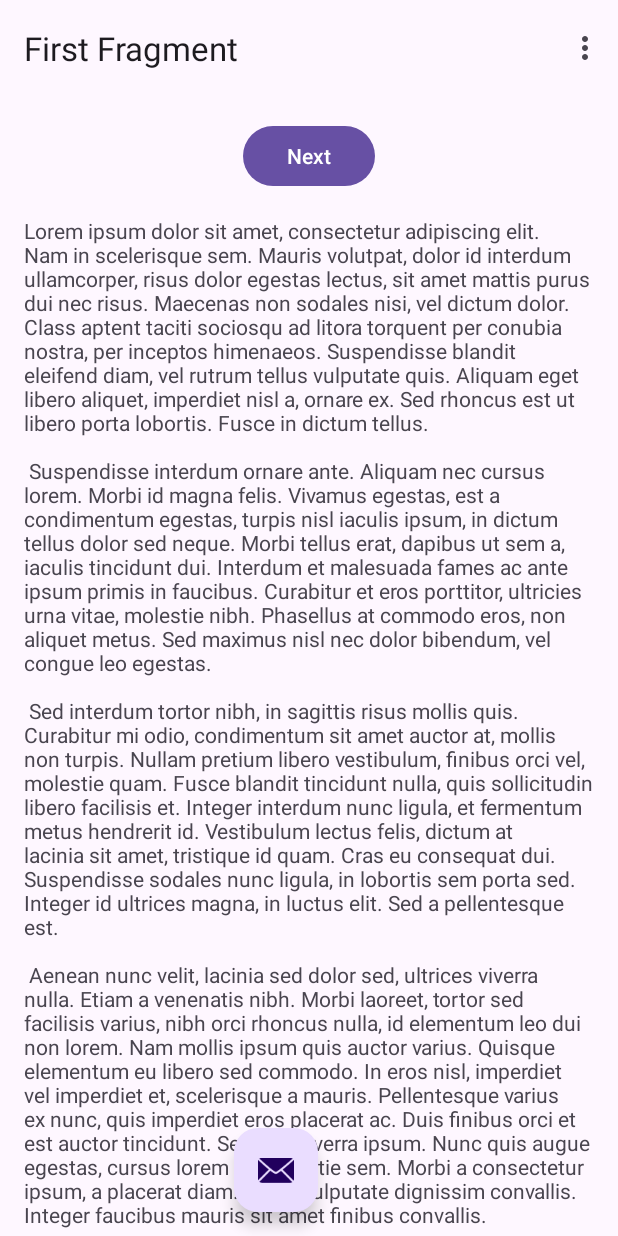
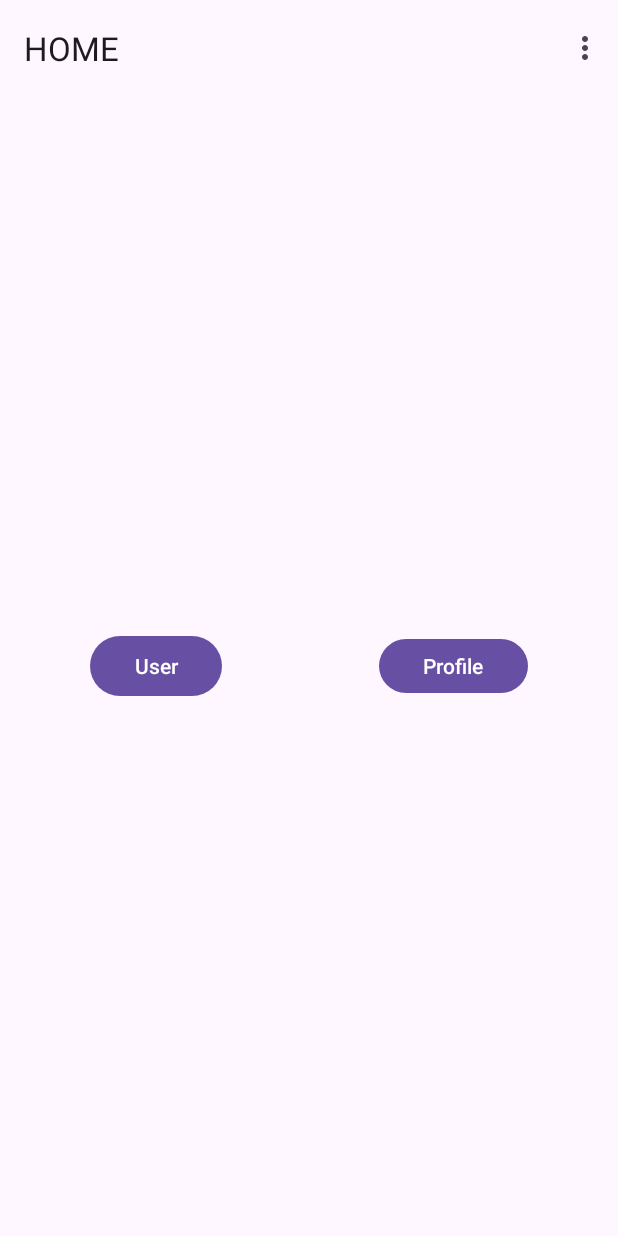
Before and after one commit to juanlugg/FitnessManager, an Android app: the screen it shows after launch (MainActivity), on a phone screen of 412 x 824 dp. Run offline under Robolectric (Android 15) with nearby library versions, the phone set to English and light mode, and no system bars; our stand-ins replace navigation-ui.

Commit message:
Database User SUCCESS :D

```diff
--- a/app/src/main/java/com/juanlugg8/fitnessmanager/MainActivity.kt
+++ b/app/src/main/java/com/juanlugg8/fitnessmanager/MainActivity.kt
@@ -28,10 +28,10 @@ class MainActivity : AppCompatActivity() {
         appBarConfiguration = AppBarConfiguration(navController.graph)
         setupActionBarWithNavController(navController, appBarConfiguration)
 
-        binding.fab.setOnClickListener { view ->
+        /*binding.fab.setOnClickListener { view ->
             Snackbar.make(view, "Replace with your own action", Snackbar.LENGTH_LONG)
                 .setAction("Action", null).show()
-        }
+        }*/
     }
 
     override fun onCreateOptionsMenu(menu: Menu): Boolean {
--- a/app/src/main/java/com/juanlugg8/fitnessmanager/ui/FirstFragment.kt
+++ b/app/src/main/java/com/juanlugg8/fitnessmanager/MainFragment.kt
@@ -1,4 +1,4 @@
-package com.juanlugg8.fitnessmanager.ui
+package com.juanlugg8.fitnessmanager
 
 import android.os.Bundle
 import androidx.fragment.app.Fragment
@@ -7,14 +7,12 @@ import android.view.View
 import android.view.ViewGroup
 import androidx.navigation.fragment.findNavController
 import com.juanlugg8.fitnessmanager.R
-import com.juanlugg8.fitnessmanager.databinding.FragmentFirstBinding
+import com.juanlugg8.fitnessmanager.databinding.FragmentMainBinding
 
-class FirstFragment : Fragment() {
+class MainFragment : Fragment() {
 
-    private var _binding: FragmentFirstBinding? = null
+    private var _binding: FragmentMainBinding? = null
 
-    // This property is only valid between onCreateView and
-    // onDestroyView.
     private val binding get() = _binding!!
 
     override fun onCreateView(
@@ -22,7 +20,7 @@ class FirstFragment : Fragment() {
         savedInstanceState: Bundle?
     ): View? {
 
-        _binding = FragmentFirstBinding.inflate(inflater, container, false)
+        _binding = FragmentMainBinding.inflate(inflater, container, false)
         return binding.root
 
     }
@@ -30,7 +28,7 @@ class FirstFragment : Fragment() {
     override fun onViewCreated(view: View, savedInstanceState: Bundle?) {
         super.onViewCreated(view, savedInstanceState)
 
-        binding.buttonFirst.setOnClickListener {
+        binding.btnUser.setOnClickListener {
             findNavController().navigate(R.id.action_FirstFragment_to_SecondFragment)
         }
     }
--- a/app/src/main/java/com/juanlugg8/fitnessmanager/entity/UserDao.kt
+++ b/app/src/main/java/com/juanlugg8/fitnessmanager/entity/UserDao.kt
@@ -13,4 +13,6 @@ interface UserDao {
 
     @Query("SELECT * FROM user")
     fun selectAll() : Flow<List<User>>
+    @Query("SELECT * FROM user")
+    fun selectAllRAW() : List<User>
 }
--- a/app/src/main/java/com/juanlugg8/fitnessmanager/repository/UserRepository.kt
+++ b/app/src/main/java/com/juanlugg8/fitnessmanager/repository/UserRepository.kt
@@ -18,5 +18,8 @@ class UserRepository {
         fun selectAllUserList() : Flow<List<User>> {
             return FitnessDatabase.getInstance().userDao().selectAll()
         }
+        fun selectAllUserListRAW() : List<User> {
+            return FitnessDatabase.getInstance().userDao().selectAllRAW()
+        }
     }
 }
--- a/app/src/main/java/com/juanlugg8/fitnessmanager/usecase/UserViewModel.kt
+++ b/app/src/main/java/com/juanlugg8/fitnessmanager/usecase/UserViewModel.kt
@@ -1,6 +1,9 @@
 package com.juanlugg8.fitnessmanager.usecase
 
 import androidx.lifecycle.ViewModel
+import androidx.lifecycle.asLiveData
+import com.juanlugg8.fitnessmanager.repository.UserRepository
 
 class UserViewModel : ViewModel() {
+    var allUsers = UserRepository.selectAllUserList().asLiveData()
 }
--- a/app/src/main/res/layout/activity_main.xml
+++ b/app/src/main/res/layout/activity_main.xml
@@ -21,13 +21,13 @@
 
     <include layout="@layout/content_main" />
 
-    <com.google.android.material.floatingactionbutton.FloatingActionButton
+   <!-- <com.google.android.material.floatingactionbutton.FloatingActionButton
         android:id="@+id/fab"
         android:layout_width="wrap_content"
         android:layout_height="wrap_content"
         android:layout_gravity="bottom|end"
         android:layout_marginEnd="@dimen/fab_margin"
         android:layout_marginBottom="16dp"
-        app:srcCompat="@android:drawable/ic_dialog_email" />
+        app:srcCompat="@android:drawable/ic_dialog_email" />-->
 
 </androidx.coordinatorlayout.widget.CoordinatorLayout>
--- a/app/src/main/res/layout/fragment_first.xml
+++ /dev/null
@@ -1,35 +0,0 @@
-<?xml version="1.0" encoding="utf-8"?>
-<androidx.core.widget.NestedScrollView xmlns:android="http://schemas.android.com/apk/res/android"
-    xmlns:app="http://schemas.android.com/apk/res-auto"
-    xmlns:tools="http://schemas.android.com/tools"
-    android:layout_width="match_parent"
-    android:layout_height="match_parent"
-    tools:context=".FirstFragment">
-
-    <androidx.constraintlayout.widget.ConstraintLayout
-        android:layout_width="match_parent"
-        android:layout_height="match_parent"
-        android:padding="16dp">
-
-        <Button
-            android:id="@+id/button_first"
-            android:layout_width="wrap_content"
-            android:layout_height="wrap_content"
-            android:text="@string/next"
-            app:layout_constraintBottom_toTopOf="@id/textview_first"
-            app:layout_constraintEnd_toEndOf="parent"
-            app:layout_constraintStart_toStartOf="parent"
-            app:layout_constraintTop_toTopOf="parent" />
-
-        <TextView
-            android:id="@+id/textview_first"
-            android:layout_width="wrap_content"
-            android:layout_height="wrap_content"
-            android:layout_marginTop="16dp"
-            android:text="@string/lorem_ipsum"
-            app:layout_constraintBottom_toBottomOf="parent"
-            app:layout_constraintEnd_toEndOf="parent"
-            app:layout_constraintStart_toStartOf="parent"
-            app:layout_constraintTop_toBottomOf="@id/button_first" />
-    </androidx.constraintlayout.widget.ConstraintLayout>
-</androidx.core.widget.NestedScrollView>
--- /dev/null
+++ b/app/src/main/res/layout/fragment_main.xml
@@ -0,0 +1,30 @@
+<?xml version="1.0" encoding="utf-8"?>
+<androidx.constraintlayout.widget.ConstraintLayout xmlns:android="http://schemas.android.com/apk/res/android"
+    xmlns:app="http://schemas.android.com/apk/res-auto"
+    xmlns:tools="http://schemas.android.com/tools"
+    android:layout_width="match_parent"
+    android:layout_height="match_parent"
+    tools:context=".MainFragment">
+
+    <Button
+        android:id="@+id/btnUser"
+        android:layout_width="wrap_content"
+        android:layout_height="wrap_content"
+        android:layout_marginStart="60dp"
+        android:text="@string/btnUser"
+        app:layout_constraintBottom_toBottomOf="parent"
+        app:layout_constraintStart_toStartOf="parent"
+        app:layout_constraintTop_toTopOf="parent" />
+
+    <Button
+        android:id="@+id/btnProfile"
+        android:layout_width="99dp"
+        android:layout_height="44dp"
+        android:layout_marginEnd="60dp"
+        android:text="@string/btnProfile"
+        app:layout_constraintBottom_toBottomOf="parent"
+        app:layout_constraintEnd_toEndOf="parent"
+        app:layout_constraintTop_toTopOf="parent" />
+
+
+</androidx.constraintlayout.widget.ConstraintLayout>
--- a/app/src/main/res/navigation/nav_graph.xml
+++ b/app/src/main/res/navigation/nav_graph.xml
@@ -7,9 +7,9 @@
 
     <fragment
         android:id="@+id/FirstFragment"
-        android:name="com.juanlugg8.fitnessmanager.ui.FirstFragment"
-        android:label="@string/first_fragment_label"
-        tools:layout="@layout/fragment_first">
+        android:name="com.juanlugg8.fitnessmanager.MainFragment"
+        android:label="@string/mainfragment"
+        tools:layout="@layout/fragment_main">
 
         <action
             android:id="@+id/action_FirstFragment_to_SecondFragment"
@@ -17,7 +17,7 @@
     </fragment>
     <fragment
         android:id="@+id/SecondFragment"
-        android:name="com.juanlugg8.fitnessmanager.ui.SecondFragment"
-        android:label="@string/second_fragment_label"
-        tools:layout="@layout/fragment_second"/>
+        android:name="com.juanlugg8.fitnessmanager.UserListFragment"
+        android:label="@string/userlist"
+        tools:layout="@layout/fragment_user_list"/>
 </navigation>
--- a/app/src/main/res/values/strings.xml
+++ b/app/src/main/res/values/strings.xml
@@ -1,46 +1,9 @@
 <resources>
     <string name="app_name">Fitness Manager</string>
     <string name="action_settings">Settings</string>
-    <!-- Strings used for fragments for navigation -->
-    <string name="first_fragment_label">First Fragment</string>
-    <string name="second_fragment_label">Second Fragment</string>
-    <string name="next">Next</string>
-    <string name="previous">Previous</string>
+    <string name="btnUser">User</string>
+    <string name="btnProfile">Profile</string>
+    <string name="mainfragment">HOME</string>
+    <string name="userlist">User List</string>
 
-    <string name="lorem_ipsum">
-        Lorem ipsum dolor sit amet, consectetur adipiscing elit. Nam in scelerisque sem. Mauris
-        volutpat, dolor id interdum ullamcorper, risus dolor egestas lectus, sit amet mattis purus
-        dui nec risus. Maecenas non sodales nisi, vel dictum dolor. Class aptent taciti sociosqu ad
-        litora torquent per conubia nostra, per inceptos himenaeos. Suspendisse blandit eleifend
-        diam, vel rutrum tellus vulputate quis. Aliquam eget libero aliquet, imperdiet nisl a,
-        ornare ex. Sed rhoncus est ut libero porta lobortis. Fusce in dictum tellus.\n\n
-        Suspendisse interdum ornare ante. Aliquam nec cursus lorem. Morbi id magna felis. Vivamus
-        egestas, est a condimentum egestas, turpis nisl iaculis ipsum, in dictum tellus dolor sed
-        neque. Morbi tellus erat, dapibus ut sem a, iaculis tincidunt dui. Interdum et malesuada
-        fames ac ante ipsum primis in faucibus. Curabitur et eros porttitor, ultricies urna vitae,
-        molestie nibh. Phasellus at commodo eros, non aliquet metus. Sed maximus nisl nec dolor
-        bibendum, vel congue leo egestas.\n\n
-        Sed interdum tortor nibh, in sagittis risus mollis quis. Curabitur mi odio, condimentum sit
-        amet auctor at, mollis non turpis. Nullam pretium libero vestibulum, finibus orci vel,
-        molestie quam. Fusce blandit tincidunt nulla, quis sollicitudin libero facilisis et. Integer
-        interdum nunc ligula, et fermentum metus hendrerit id. Vestibulum lectus felis, dictum at
-        lacinia sit amet, tristique id quam. Cras eu consequat dui. Suspendisse sodales nunc ligula,
-        in lobortis sem porta sed. Integer id ultrices magna, in luctus elit. Sed a pellentesque
-        est.\n\n
-        Aenean nunc velit, lacinia sed dolor sed, ultrices viverra nulla. Etiam a venenatis nibh.
-        Morbi laoreet, tortor sed facilisis varius, nibh orci rhoncus nulla, id elementum leo dui
-        non lorem. Nam mollis ipsum quis auctor varius. Quisque elementum eu libero sed commodo. In
-        eros nisl, imperdiet vel imperdiet et, scelerisque a mauris. Pellentesque varius ex nunc,
-        quis imperdiet eros placerat ac. Duis finibus orci et est auctor tincidunt. Sed non viverra
-        ipsum. Nunc quis augue egestas, cursus lorem at, molestie sem. Morbi a consectetur ipsum, a
-        placerat diam. Etiam vulputate dignissim convallis. Integer faucibus mauris sit amet finibus
-        convallis.\n\n
-        Phasellus in aliquet mi. Pellentesque habitant morbi tristique senectus et netus et
-        malesuada fames ac turpis egestas. In volutpat arcu ut felis sagittis, in finibus massa
-        gravida. Pellentesque id tellus orci. Integer dictum, lorem sed efficitur ullamcorper,
-        libero justo consectetur ipsum, in mollis nisl ex sed nisl. Donec maximus ullamcorper
-        sodales. Praesent bibendum rhoncus tellus nec feugiat. In a ornare nulla. Donec rhoncus
-        libero vel nunc consequat, quis tincidunt nisl eleifend. Cras bibendum enim a justo luctus
-        vestibulum. Fusce dictum libero quis erat maximus, vitae volutpat diam dignissim.
-    </string>
 </resources>
```
Also changed, not shown: app/src/main/java/com/juanlugg8/fitnessmanager/UserListFragment.kt (added, +43 -0 lines), app/src/main/java/com/juanlugg8/fitnessmanager/database/FitnessDatabase.kt (+5 -3 lines), app/src/main/java/com/juanlugg8/fitnessmanager/database/ProfileConverter.kt (deleted, +0 -17 lines), app/src/main/java/com/juanlugg8/fitnessmanager/database/UserConverter.kt (added, +19 -0 lines), app/src/main/java/com/juanlugg8/fitnessmanager/entity/Profile.kt (+16 -2 lines), app/src/main/java/com/juanlugg8/fitnessmanager/entity/User.kt (+2 -10 lines), app/src/main/java/com/juanlugg8/fitnessmanager/ui/SecondFragment.kt (deleted, +0 -45 lines), app/src/main/res/layout/fragment_second.xml (deleted, +0 -35 lines), app/src/main/res/layout/fragment_user_list.xml (added, +26 -0 lines).
